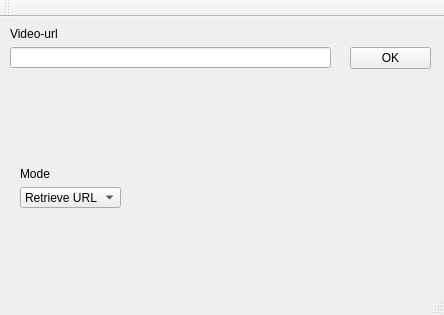
The window that mainwindow.ui (rrooij/youtube-dl-qt) describes before a commit, drawn with Qt 5.
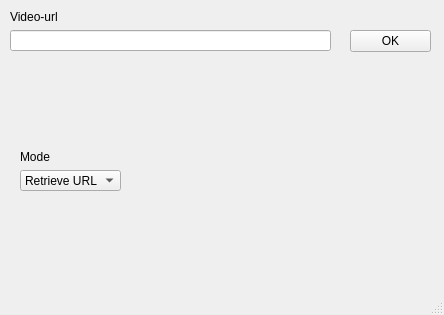
The same window after the commit.

Commit message: MainWindow: remove unused toolbar

Patch:
```diff
--- a/mainwindow.ui
+++ b/mainwindow.ui
@@ -97,14 +97,6 @@
     </rect>
    </property>
   </widget>
-  <widget class="QToolBar" name="mainToolBar">
-   <attribute name="toolBarArea">
-    <enum>TopToolBarArea</enum>
-   </attribute>
-   <attribute name="toolBarBreak">
-    <bool>false</bool>
-   </attribute>
-  </widget>
   <widget class="QStatusBar" name="statusBar"/>
  </widget>
  <layoutdefault spacing="6" margin="11"/>
```
